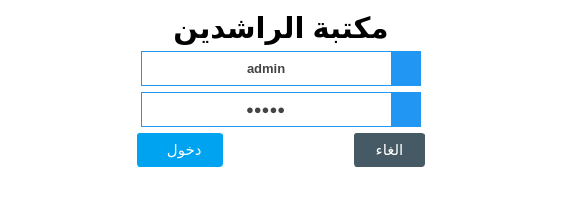
First picture: the form in login.ui, repository ashraf-kx/maktaba-assistant, before the edit.
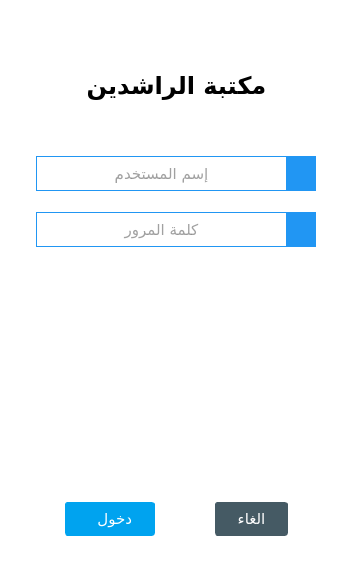
Second picture: the form after the edit. Icons and pictures are not drawn.

```diff
--- a/login.ui
+++ b/login.ui
@@ -6,10 +6,16 @@
    <rect>
     <x>0</x>
     <y>0</y>
-    <width>562</width>
-    <height>206</height>
+    <width>353</width>
+    <height>567</height>
    </rect>
   </property>
+  <property name="minimumSize">
+   <size>
+    <width>300</width>
+    <height>500</height>
+   </size>
+  </property>
   <property name="windowTitle">
    <string>Form</string>
   </property>
@@ -17,13 +23,28 @@
    <string notr="true">background-color: rgb(255, 255, 255);</string>
   </property>
   <layout class="QVBoxLayout" name="verticalLayout">
+   <item>
+    <spacer name="verticalSpacer">
+     <property name="orientation">
+      <enum>Qt::Vertical</enum>
+     </property>
+     <property name="sizeType">
+      <enum>QSizePolicy::Minimum</enum>
+     </property>
+     <property name="sizeHint" stdset="0">
+      <size>
+       <width>20</width>
+       <height>60</height>
+      </size>
+     </property>
+    </spacer>
+   </item>
    <item>
     <widget class="QLabel" name="label">
      <property name="font">
       <font>
-       <family>Arial</family>
-       <pointsize>22</pointsize>
-       <weight>75</weight>
+       <family>SFMono Nerd Font Mono</family>
+       <pointsize>18</pointsize>
        <italic>false</italic>
        <bold>true</bold>
       </font>
@@ -39,6 +60,22 @@
      </property>
     </widget>
    </item>
+   <item>
+    <spacer name="verticalSpacer_2">
+     <property name="orientation">
+      <enum>Qt::Vertical</enum>
+     </property>
+     <property name="sizeType">
+      <enum>QSizePolicy::Minimum</enum>
+     </property>
+     <property name="sizeHint" stdset="0">
+      <size>
+       <width>20</width>
+       <height>50</height>
+      </size>
+     </property>
+    </spacer>
+   </item>
    <item>
     <layout class="QHBoxLayout" name="horizontalLayout_4">
      <property name="spacing">
@@ -79,10 +116,10 @@
        </property>
        <property name="font">
         <font>
-         <pointsize>10</pointsize>
-         <weight>75</weight>
+         <family>SFMono Nerd Font Mono</family>
+         <pointsize>11</pointsize>
          <italic>false</italic>
-         <bold>true</bold>
+         <bold>false</bold>
         </font>
        </property>
        <property name="layoutDirection">
@@ -114,7 +151,7 @@
 }</string>
        </property>
        <property name="text">
-        <string>admin</string>
+        <string/>
        </property>
        <property name="maxLength">
         <number>30</number>
@@ -183,6 +220,22 @@
      </item>
     </layout>
    </item>
+   <item>
+    <spacer name="verticalSpacer_3">
+     <property name="orientation">
+      <enum>Qt::Vertical</enum>
+     </property>
+     <property name="sizeType">
+      <enum>QSizePolicy::Minimum</enum>
+     </property>
+     <property name="sizeHint" stdset="0">
+      <size>
+       <width>20</width>
+       <height>15</height>
+      </size>
+     </property>
+    </spacer>
+   </item>
    <item>
     <layout class="QHBoxLayout" name="horizontalLayout_5">
      <property name="spacing">
@@ -223,9 +276,9 @@
        </property>
        <property name="font">
         <font>
-         <pointsize>10</pointsize>
-         <weight>75</weight>
-         <bold>true</bold>
+         <family>SFMono Nerd Font Mono</family>
+         <pointsize>11</pointsize>
+         <bold>false</bold>
         </font>
        </property>
        <property name="layoutDirection">
@@ -257,7 +310,7 @@
 }</string>
        </property>
        <property name="text">
-        <string>admin</string>
+        <string/>
        </property>
        <property name="maxLength">
         <number>30</number>
@@ -329,6 +382,19 @@
      </item>
     </layout>
    </item>
+   <item>
+    <spacer name="verticalSpacer_4">
+     <property name="orientation">
+      <enum>Qt::Vertical</enum>
+     </property>
+     <property name="sizeHint" stdset="0">
+      <size>
+       <width>20</width>
+       <height>40</height>
+      </size>
+     </property>
+    </spacer>
+   </item>
    <item>
     <layout class="QHBoxLayout" name="horizontalLayout_3">
      <item>
@@ -348,8 +414,8 @@
       <widget class="QPushButton" name="BT_login">
        <property name="font">
         <font>
-         <family>Ubuntu</family>
-         <pointsize>-1</pointsize>
+         <family>SFMono Nerd Font Mono</family>
+         <pointsize>11</pointsize>
         </font>
        </property>
        <property name="cursor">
@@ -365,8 +431,6 @@
     padding: 7px 12px;
         padding-top: 7px;
         padding-bottom: 7px;
-    font-size: 15px;
-    font-family: Ubuntu;
     color: #ffffff;
     white-space: nowrap;
     background-color: rgb(0, 163, 239);
@@ -428,8 +492,8 @@
       <widget class="QPushButton" name="BT_cancel">
        <property name="font">
         <font>
-         <family>Ubuntu</family>
-         <pointsize>-1</pointsize>
+         <family>SFMono Nerd Font Mono</family>
+         <pointsize>11</pointsize>
         </font>
        </property>
        <property name="cursor">
@@ -445,8 +509,6 @@
     padding: 7px 12px;
         padding-top: 7px;
         padding-bottom: 7px;
-    font-size: 15px;
-    font-family: Ubuntu;
     color: #ffffff;
     white-space: nowrap;
     background-color:#455A64;
```
